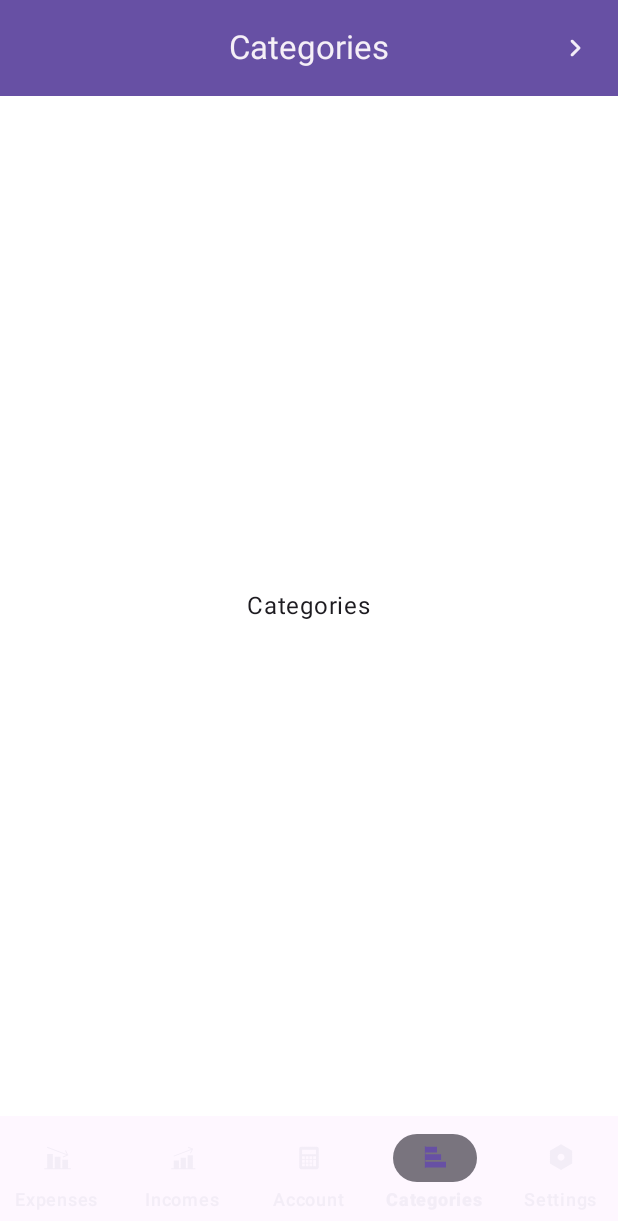
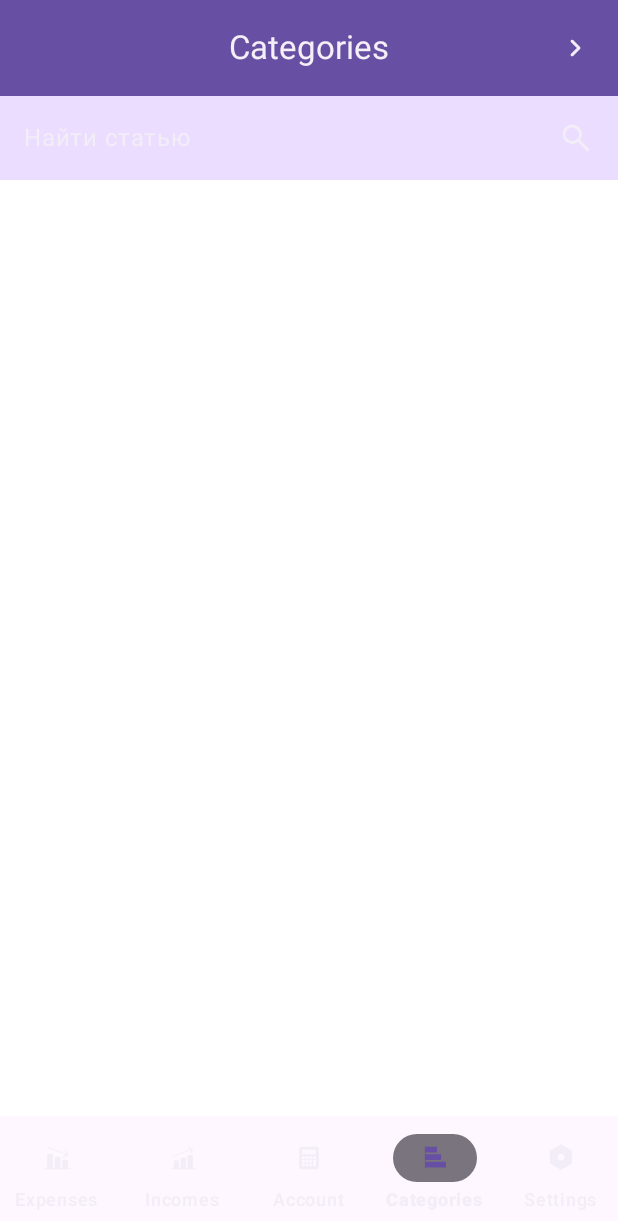
Before and after one commit to NikitaTropin3536/FinancialApp, an Android app built with Jetpack Compose: the CategoriesScreen screen opened through its navigation route, on a phone screen of 412 x 824 dp. Shown: the top 1221 px of the screen. Run offline under Robolectric (Android 15) with nearby library versions, the phone set to English and light mode, and no system bars.

Commit message:
Add CategoriesScreen without mock data

```diff
--- /dev/null
+++ b/app/src/main/java/com/atech/financialapp/component/search/CategorySeacrhBar.kt
@@ -0,0 +1,59 @@
+package com.atech.financialapp.component.search
+
+import androidx.compose.foundation.background
+import androidx.compose.foundation.layout.Arrangement
+import androidx.compose.foundation.layout.Row
+import androidx.compose.foundation.layout.defaultMinSize
+import androidx.compose.foundation.layout.fillMaxWidth
+import androidx.compose.foundation.layout.padding
+import androidx.compose.material3.Icon
+import androidx.compose.material3.MaterialTheme
+import androidx.compose.material3.Text
+import androidx.compose.runtime.Composable
+import androidx.compose.ui.Alignment
+import androidx.compose.ui.Modifier
+import androidx.compose.ui.res.painterResource
+import androidx.compose.ui.tooling.preview.Preview
+import androidx.compose.ui.unit.dp
+import com.atech.financialapp.R
+import com.atech.financialapp.ui.theme.FinancialAppTheme
+
+@Preview(showBackground = true)
+@Composable
+fun CategorySearchBarPreview() {
+    FinancialAppTheme {
+        CategorySearchBar()
+    }
+}
+
+@Composable
+fun CategorySearchBar() {
+
+    Row(
+        modifier = Modifier
+            .background(
+                MaterialTheme.colorScheme.primaryContainer
+            )
+            .fillMaxWidth()
+            .defaultMinSize(minHeight = 56.dp)
+            .padding(horizontal = 16.dp),
+        verticalAlignment = Alignment.CenterVertically,
+        horizontalArrangement = Arrangement.spacedBy(16.dp)
+    ) {
+
+        Text(
+            text = "Найти статью",
+            modifier = Modifier.weight(1F),
+            color = MaterialTheme.colorScheme.surfaceContainer,
+            style = MaterialTheme.typography.bodyLarge
+        )
+
+        Icon(
+            painter = painterResource(R.drawable.ic_search),
+            contentDescription = null,
+            tint = MaterialTheme.colorScheme.surfaceContainer
+        )
+
+    }
+
+}
--- /dev/null
+++ b/app/src/main/java/com/atech/financialapp/screens/CategoriesScreen.kt
@@ -0,0 +1,52 @@
+package com.atech.financialapp.screens
+
+import androidx.compose.foundation.background
+import androidx.compose.foundation.layout.Arrangement
+import androidx.compose.foundation.layout.Column
+import androidx.compose.foundation.layout.PaddingValues
+import androidx.compose.foundation.lazy.LazyColumn
+import androidx.compose.foundation.lazy.items
+import androidx.compose.runtime.Composable
+import androidx.compose.ui.Modifier
+import androidx.compose.ui.graphics.Color
+import androidx.compose.ui.unit.dp
+import com.atech.financialapp.component.items.ColumnItem
+import com.atech.financialapp.component.search.CategorySearchBar
+import com.atech.financialapp.domain.Category
+
+@Composable
+fun CategoriesScreen(
+    items: List<Category> = emptyList()
+) {
+
+    Column(
+        modifier = Modifier.background(
+            Color.White
+        )
+    ) {
+
+        CategorySearchBar()
+
+        LazyColumn(
+            contentPadding = PaddingValues(1.dp),
+            verticalArrangement = Arrangement.spacedBy(1.dp)
+        ) {
+
+            items (
+                items = items,
+                key = { item -> item.id }
+            ) { item ->
+
+                ColumnItem(
+                    title = item.name,
+                    emoji = item.emoji,
+                    highEmphasis = true,
+                )
+
+            }
+
+        }
+
+    }
+
+}
--- a/app/src/main/java/com/atech/financialapp/screens/Screens.kt
+++ b/app/src/main/java/com/atech/financialapp/screens/Screens.kt
@@ -48,16 +48,3 @@ fun AccountScreen() {
         Text(text = "Account")
     }
 }
-
-@Composable
-fun CategoriesScreen() {
-    Column(
-        modifier = Modifier
-            .fillMaxSize()
-            .background(Color.White),
-        horizontalAlignment = Alignment.CenterHorizontally,
-        verticalArrangement = Arrangement.Center
-    ) {
-        Text(text = "Categories")
-    }
-}
--- /dev/null
+++ b/app/src/main/res/drawable/ic_search.xml
@@ -0,0 +1,9 @@
+<vector xmlns:android="http://schemas.android.com/apk/res/android"
+    android:width="24dp"
+    android:height="24dp"
+    android:viewportWidth="960"
+    android:viewportHeight="960">
+    <path
+        android:fillColor="#49454F"
+        android:pathData="M784,840 L532,588q-30,24 -69,38t-83,14q-109,0 -184.5,-75.5T120,380q0,-109 75.5,-184.5T380,120q109,0 184.5,75.5T640,380q0,44 -14,83t-38,69l252,252 -56,56ZM380,560q75,0 127.5,-52.5T560,380q0,-75 -52.5,-127.5T380,200q-75,0 -127.5,52.5T200,380q0,75 52.5,127.5T380,560Z" />
+</vector>
```
